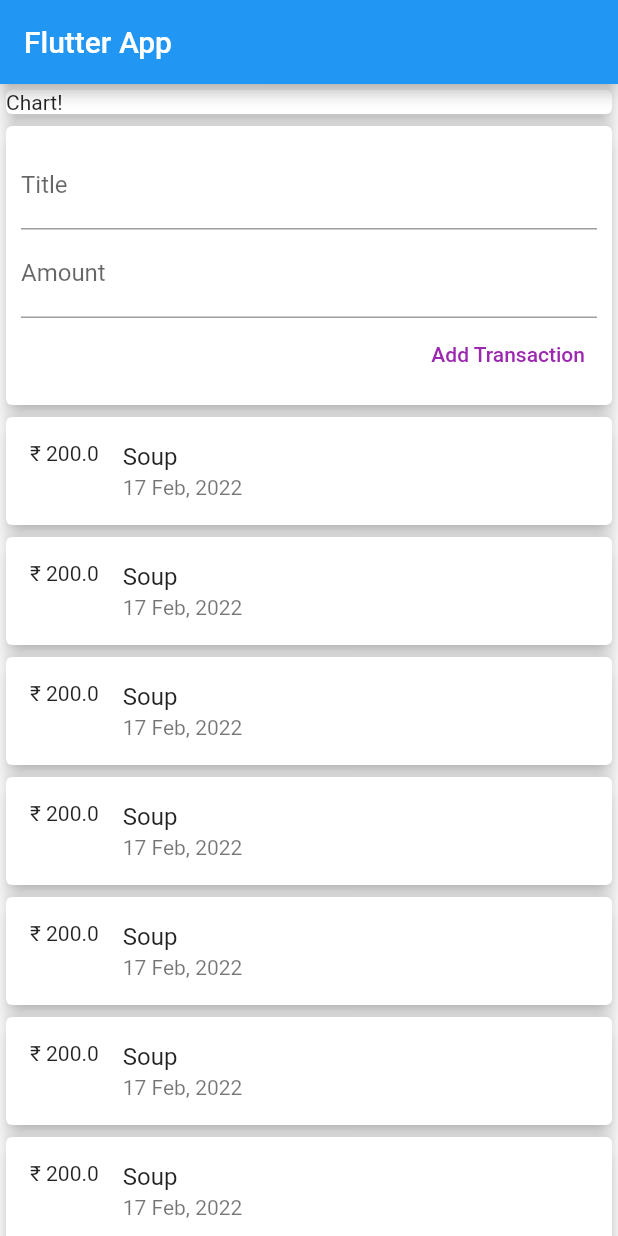
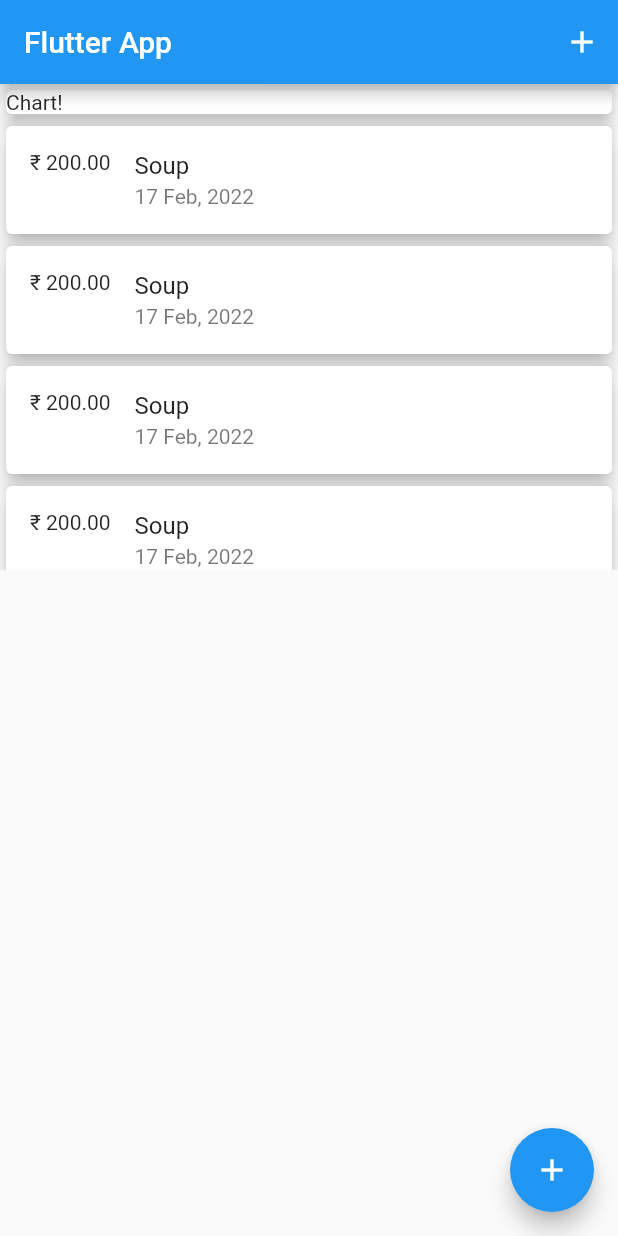
Before and after one commit to ranjeetrocky/fluttermax_expence_tracker, a Flutter app: the screen it shows after launch, on a phone screen of 412 x 824 dp. Run offline on Flutter 3.47's test engine with Material 2 defaults, Android fonts, the phone set to English and light mode, and no system bars.

Commit message:
added FOB and Action Button to add new expense

```diff
--- a/lib/main.dart
+++ b/lib/main.dart
@@ -1,6 +1,8 @@
 import 'package:flutter/material.dart';
-import 'package:intl/intl.dart';
-import 'package:max2_expence_tracker/transaction.dart';
+import 'package:max2_expence_tracker/widgets/new_transaction.dart';
+import 'package:max2_expence_tracker/widgets/transaction_list.dart';
+import './widgets/user_transactions.dart';
+import 'models/transaction.dart';
 
 void main() {
   runApp(const MyApp());
@@ -14,6 +16,7 @@ class MyApp extends StatelessWidget {
   Widget build(BuildContext context) {
     return MaterialApp(
       title: 'Flutter Demo',
+      debugShowCheckedModeBanner: false,
       theme: ThemeData(
         primarySwatch: Colors.blue,
       ),
@@ -22,17 +25,130 @@ class MyApp extends StatelessWidget {
   }
 }
 
-class MyHomePage extends StatelessWidget {
+class MyHomePage extends StatefulWidget {
   MyHomePage({Key? key}) : super(key: key);
-  final List<Transaction> transactions = Transaction.getList();
-  String? titleInput, amountInput;
+
+  @override
+  State<MyHomePage> createState() => _MyHomePageState();
+}
+
+class _MyHomePageState extends State<MyHomePage> {
+  final List<Transaction> _transactionList = [
+    Transaction(
+      id: "t1",
+      title: "Soup",
+      amount: 200,
+      date: DateTime.now(),
+    ),
+    Transaction(
+      id: "t1",
+      title: "Soup",
+      amount: 200,
+      date: DateTime.now(),
+    ),
+    Transaction(
+      id: "t1",
+      title: "Soup",
+      amount: 200,
+      date: DateTime.now(),
+    ),
+    Transaction(
+      id: "t1",
+      title: "Soup",
+      amount: 200,
+      date: DateTime.now(),
+    ),
+    Transaction(
+      id: "t1",
+      title: "Soup",
+      amount: 200,
+      date: DateTime.now(),
+    ),
+    Transaction(
+      id: "t1",
+      title: "Soup",
+      amount: 200,
+      date: DateTime.now(),
+    ),
+    Transaction(
+      id: "t1",
+      title: "Soup",
+      amount: 200,
+      date: DateTime.now(),
+    ),
+    Transaction(
+      id: "t1",
+      title: "Soup",
+      amount: 200,
+      date: DateTime.now(),
+    ),
+    Transaction(
+      id: "t1",
+      title: "Soup",
+      amount: 200,
+      date: DateTime.now(),
+    ),
+    Transaction(
+      id: "t1",
+      title: "Soup",
+      amount: 200,
+      date: DateTime.now(),
+    ),
+    Transaction(
+      id: "t1",
+      title: "Soup",
+      amount: 200,
+      date: DateTime.now(),
+    ),
+    Transaction(
+      id: "t1",
+      title: "Soup",
+      amount: 200,
+      date: DateTime.now(),
+    ),
+    Transaction(
+      id: "t1",
+      title: "Soup",
+      amount: 200,
+      date: DateTime.now(),
+    )
+  ];
+
+  void _addNewTransaction({required String title, required double amount}) {
+    final newTx = Transaction(
+        id: DateTime.now().toString(),
+        title: title,
+        amount: amount,
+        date: DateTime.now());
+    setState(() {
+      _transactionList.add(newTx);
+    });
+  }
+
+  void showAddModal(BuildContext context) {
+    showModalBottomSheet(
+        context: context,
+        builder: (_) {
+          return NewTransaction(addTx: _addNewTransaction);
+        });
+  }
+
   @override
   Widget build(BuildContext context) {
     return Scaffold(
       appBar: AppBar(
         title: const Text("Flutter App"),
+        actions: [
+          IconButton(
+              onPressed: () => showAddModal(context), icon: Icon(Icons.add))
+        ],
       ),
-      body: Column(
+      floatingActionButton: FloatingActionButton(
+        onPressed: () => showAddModal(context),
+        child: Icon(Icons.add),
+      ),
+      body: SingleChildScrollView(
+        child: Column(
           children: [
             Card(
               child: Container(
@@ -48,63 +164,10 @@ class MyHomePage extends StatelessWidget {
             //     child: Text('List of Tx'),
             //   ),
             // ),'
-          Card(
-            elevation: 5,
-            child: Container(
-              padding: EdgeInsets.all(10),
-              child: Column(
-                crossAxisAlignment: CrossAxisAlignment.end,
-                children: [
-                  TextField(
-                    decoration: InputDecoration(labelText: "Title"),
-                    onChanged: (value) {
-                      // print(value);
-                      titleInput = value;
-                    },
-                  ),
-                  TextField(
-                    decoration: InputDecoration(labelText: "Amount"),
-                    onChanged: (value) {
-                      // print(value);
-                      amountInput = value;
-                    },
-                  ),
-                  TextButton(
-                    style: ButtonStyle(
-                        foregroundColor:
-                            MaterialStateProperty.all(Colors.purple),
-                        shadowColor: MaterialStateProperty.all(Colors.purple)),
-                    child: Text('Add Transaction'),
-                    onPressed: () {
-                      print(titleInput);
-                      print(amountInput);
-                    },
-                  )
+            // UserTransactions()
+            TransactionList(_transactionList)
           ],
         ),
-            ),
-          ),
-          Expanded(
-            child: SingleChildScrollView(
-              child: Column(
-                children: transactions.map((transaction) {
-                  return Card(
-                    elevation: 5,
-                    child: ListTile(
-                      leading: Text(
-                        "₹ " + transaction.amount.toString(),
-                      ),
-                      title: Text(transaction.title as String),
-                      subtitle: Text(DateFormat('dd MMM, yyyy')
-                          .format(transaction.date as DateTime)),
-                      // subtitle: Text(transaction.date.toString().split(" ")[0]),
-                    ),
-                  );
-                }).toList(),
-              ),
-            ),
-          )
-        ],
       ), // This trailing comma makes auto-formatting nicer for build methods.
     );
   }
--- /dev/null
+++ b/lib/models/transaction.dart
@@ -0,0 +1,12 @@
+class Transaction {
+  final String? id, title;
+  final double? amount;
+  final DateTime? date;
+
+  Transaction({
+    required this.id,
+    required this.title,
+    required this.amount,
+    required this.date,
+  });
+}
--- a/lib/transaction.dart
+++ /dev/null
@@ -1,281 +0,0 @@
-class Transaction {
-  final String? id, title;
-  final double? amount;
-  final DateTime? date;
-
-  Transaction({
-    required this.id,
-    required this.title,
-    required this.amount,
-    required this.date,
-  });
-
-  static List<Transaction> getList() {
-    return [
-      Transaction(
-        id: "t1",
-        title: "Soup",
-        amount: 200,
-        date: DateTime.now(),
-      ),
-      Transaction(
-        id: "t1",
-        title: "Soup",
-        amount: 200,
-        date: DateTime.now(),
-      ),
-      Transaction(
-        id: "t1",
-        title: "Soup",
-        amount: 200,
-        date: DateTime.now(),
-      ),
-      Transaction(
-        id: "t1",
-        title: "Soup",
-        amount: 200,
-        date: DateTime.now(),
-      ),
-      Transaction(
-        id: "t1",
-        title: "Soup",
-        amount: 200,
-        date: DateTime.now(),
-      ),
-      Transaction(
-        id: "t1",
-        title: "Soup",
-        amount: 200,
-        date: DateTime.now(),
-      ),
-      Transaction(
-        id: "t1",
-        title: "Soup",
-        amount: 200,
-        date: DateTime.now(),
-      ),
-      Transaction(
-        id: "t1",
-        title: "Soup",
-        amount: 200,
-        date: DateTime.now(),
-      ),
-      Transaction(
-        id: "t1",
-        title: "Soup",
-        amount: 200,
-        date: DateTime.now(),
-      ),
-      Transaction(
-        id: "t1",
-        title: "Soup",
-        amount: 200,
-        date: DateTime.now(),
-      ),
-      Transaction(
-        id: "t1",
-        title: "Soup",
-        amount: 200,
-        date: DateTime.now(),
-      ),
-      Transaction(
-        id: "t1",
-        title: "Soup",
-        amount: 200,
-        date: DateTime.now(),
-      ),
-      Transaction(
-        id: "t1",
-        title: "Soup",
-        amount: 200,
-        date: DateTime.now(),
-      ),
-      Transaction(
-        id: "t1",
-        title: "Soup",
-        amount: 200,
-        date: DateTime.now(),
-      ),
-      Transaction(
-        id: "t1",
-        title: "Soup",
-        amount: 200,
-        date: DateTime.now(),
-      ),
-      Transaction(
-        id: "t1",
-        title: "Soup",
-        amount: 200,
-        date: DateTime.now(),
-      ),
-      Transaction(
-        id: "t1",
-        title: "Soup",
-        amount: 200,
-        date: DateTime.now(),
-      ),
-      Transaction(
-        id: "t1",
-        title: "Soup",
-        amount: 200,
-        date: DateTime.now(),
-      ),
-      Transaction(
-        id: "t1",
-        title: "Soup",
-        amount: 200,
-        date: DateTime.now(),
-      ),
-      Transaction(
-        id: "t1",
-        title: "Soup",
-        amount: 200,
-        date: DateTime.now(),
-      ),
-      Transaction(
-        id: "t1",
-        title: "Soup",
-        amount: 200,
-        date: DateTime.now(),
-      ),
-      Transaction(
-        id: "t1",
-        title: "Soup",
-        amount: 200,
-        date: DateTime.now(),
-      ),
-      Transaction(
-        id: "t1",
-        title: "Soup",
-        amount: 200,
-        date: DateTime.now(),
-      ),
-      Transaction(
-        id: "t1",
-        title: "Soup",
-        amount: 200,
-        date: DateTime.now(),
-      ),
-      Transaction(
-        id: "t1",
-        title: "Soup",
-        amount: 200,
-        date: DateTime.now(),
-      ),
-      Transaction(
-        id: "t1",
-        title: "Soup",
-        amount: 200,
-        date: DateTime.now(),
-      ),
-      Transaction(
-        id: "t1",
-        title: "Soup",
-        amount: 200,
-        date: DateTime.now(),
-      ),
-      Transaction(
-        id: "t1",
-        title: "Soup",
-        amount: 200,
-        date: DateTime.now(),
-      ),
-      Transaction(
-        id: "t1",
-        title: "Soup",
-        amount: 200,
-        date: DateTime.now(),
-      ),
-      Transaction(
-        id: "t1",
-        title: "Soup",
-        amount: 200,
-        date: DateTime.now(),
-      ),
-      Transaction(
-        id: "t1",
-        title: "Soup",
-        amount: 200,
-        date: DateTime.now(),
-      ),
-      Transaction(
-        id: "t1",
-        title: "Soup",
-        amount: 200,
-        date: DateTime.now(),
-      ),
-      Transaction(
-        id: "t1",
-        title: "Soup",
-        amount: 200,
-        date: DateTime.now(),
-      ),
-      Transaction(
-        id: "t1",
-        title: "Soup",
-        amount: 200,
-        date: DateTime.now(),
-      ),
-      Transaction(
-        id: "t1",
-        title: "Soup",
-        amount: 200,
-        date: DateTime.now(),
-      ),
-      Transaction(
-        id: "t1",
-        title: "Soup",
-        amount: 200,
-        date: DateTime.now(),
-      ),
-      Transaction(
-        id: "t1",
-        title: "Soup",
-        amount: 200,
-        date: DateTime.now(),
-      ),
-      Transaction(
-        id: "t1",
-        title: "Soup",
-        amount: 200,
-        date: DateTime.now(),
-      ),
-      Transaction(
-        id: "t1",
-        title: "Soup",
-        amount: 200,
-        date: DateTime.now(),
-      ),
-      Transaction(
-        id: "t1",
-        title: "Soup",
-        amount: 200,
-        date: DateTime.now(),
-      ),
-      Transaction(
-        id: "t1",
-        title: "Soup",
-        amount: 200,
-        date: DateTime.now(),
-      ),
-      Transaction(
-        id: "t1",
-        title: "Soup",
-        amount: 200,
-        date: DateTime.now(),
-      ),
-      Transaction(
-        id: "t1",
-        title: "Soup",
-        amount: 200,
-        date: DateTime.now(),
-      ),
-      Transaction(
-        id: "t1",
-        title: "Soup",
-        amount: 200,
-        date: DateTime.now(),
-      )
-    ];
-  }
-}
--- /dev/null
+++ b/lib/widgets/new_transaction.dart
@@ -0,0 +1,61 @@
+import 'package:flutter/material.dart';
+
+class NewTransaction extends StatelessWidget {
+  // String? titleInput, amountInput;
+  final titleController = TextEditingController();
+  final amountController = TextEditingController();
+  final Function addTx;
+  NewTransaction({Key? key, required this.addTx}) : super(key: key);
+  void submitData() {
+    if (titleController.text.isEmpty ||
+        double.parse(amountController.text) <= 0) {
+      return;
+    }
+    addTx(
+      title: titleController.text,
+      amount: double.parse(amountController.text),
+    );
+  }
+
+  @override
+  Widget build(BuildContext context) {
+    return Card(
+      elevation: 5,
+      child: Container(
+        padding: EdgeInsets.all(10),
+        child: Column(
+          crossAxisAlignment: CrossAxisAlignment.end,
+          children: [
+            TextField(
+              decoration: InputDecoration(labelText: "Title"),
+              controller: titleController,
+              autofocus: true,
+              onSubmitted: (_) => submitData(),
+              // onChanged: (value) {
+              //   // print(value);
+              //   titleInput = value;
+              // },
+            ),
+            TextField(
+              decoration: InputDecoration(labelText: "Amount"),
+              controller: amountController,
+              keyboardType: TextInputType.number,
+              onSubmitted: (_) => submitData(),
+              // onChanged: (value) {
+              //   // print(value);
+              //   amountInput = value;
+              // },
+            ),
+            TextButton(
+              style: ButtonStyle(
+                  foregroundColor: MaterialStateProperty.all(Colors.purple),
+                  shadowColor: MaterialStateProperty.all(Colors.purple)),
+              child: Text('Add Transaction'),
+              onPressed: submitData,
+            )
+          ],
+        ),
+      ),
+    );
+  }
+}
--- /dev/null
+++ b/lib/widgets/transaction_list.dart
@@ -0,0 +1,46 @@
+import 'package:flutter/material.dart';
+import 'package:intl/intl.dart';
+import '../models/transaction.dart';
+
+class TransactionList extends StatelessWidget {
+  final List<Transaction> _transactionList;
+  TransactionList(this._transactionList);
+  @override
+  Widget build(BuildContext context) {
+    return Container(
+      height: 300,
+      child: ListView.builder(
+        itemCount: _transactionList.length,
+        itemBuilder: (context, index) {
+          print(index);
+          return Card(
+            elevation: 5,
+            child: ListTile(
+              leading: Text(
+                '₹ ${_transactionList[index].amount?.toStringAsFixed(2)}',
+              ),
+              title: Text(_transactionList[index].title as String),
+              subtitle: Text(DateFormat('dd MMM, yyyy')
+                  .format(_transactionList[index].date as DateTime)),
+              // subtitle: Text(transaction.date.toString().split(" ")[0]),
+            ),
+          );
+        },
+        // children: _transactionList.map((transaction) {
+        //   return Card(
+        //     elevation: 5,
+        //     child: ListTile(
+        //       leading: Text(
+        //         "₹ " + transaction.amount.toString(),
+        //       ),
+        //       title: Text(transaction.title as String),
+        //       subtitle: Text(DateFormat('dd MMM, yyyy')
+        //           .format(transaction.date as DateTime)),
+        //       // subtitle: Text(transaction.date.toString().split(" ")[0]),
+        //     ),
+        //   );
+        // }).toList(),
+      ),
+    );
+  }
+}
```
Also changed, not shown: lib/widgets/user_transactions.dart (added, +116 -0 lines). Lines whose indentation alone changed are shown as unchanged.
